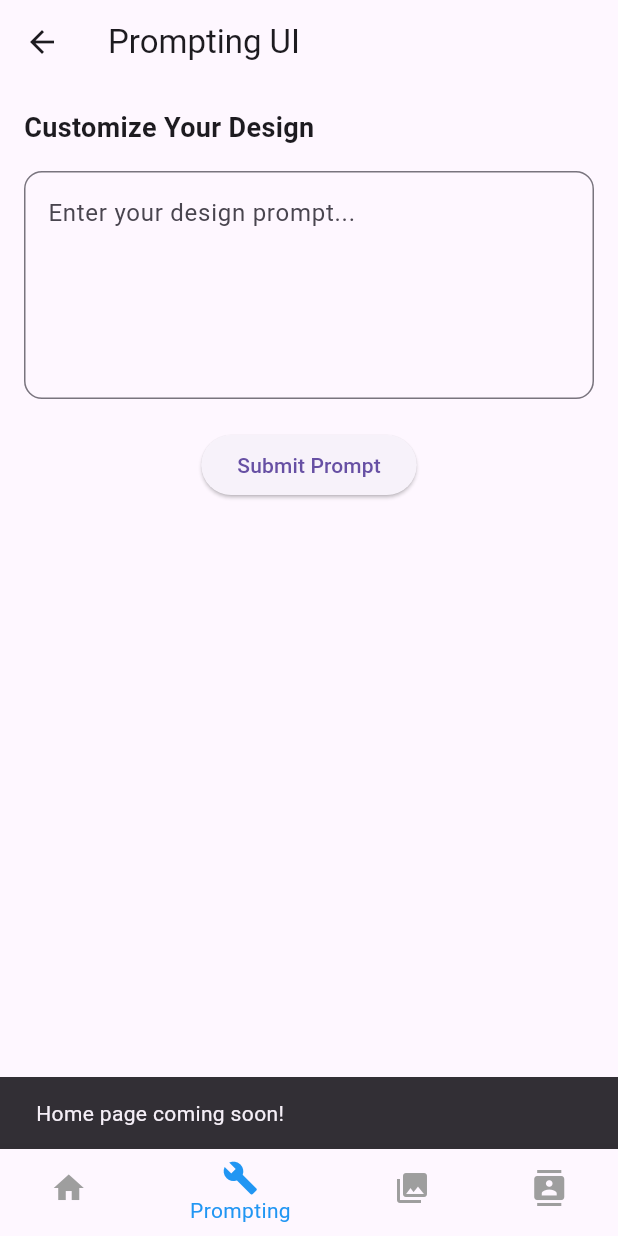
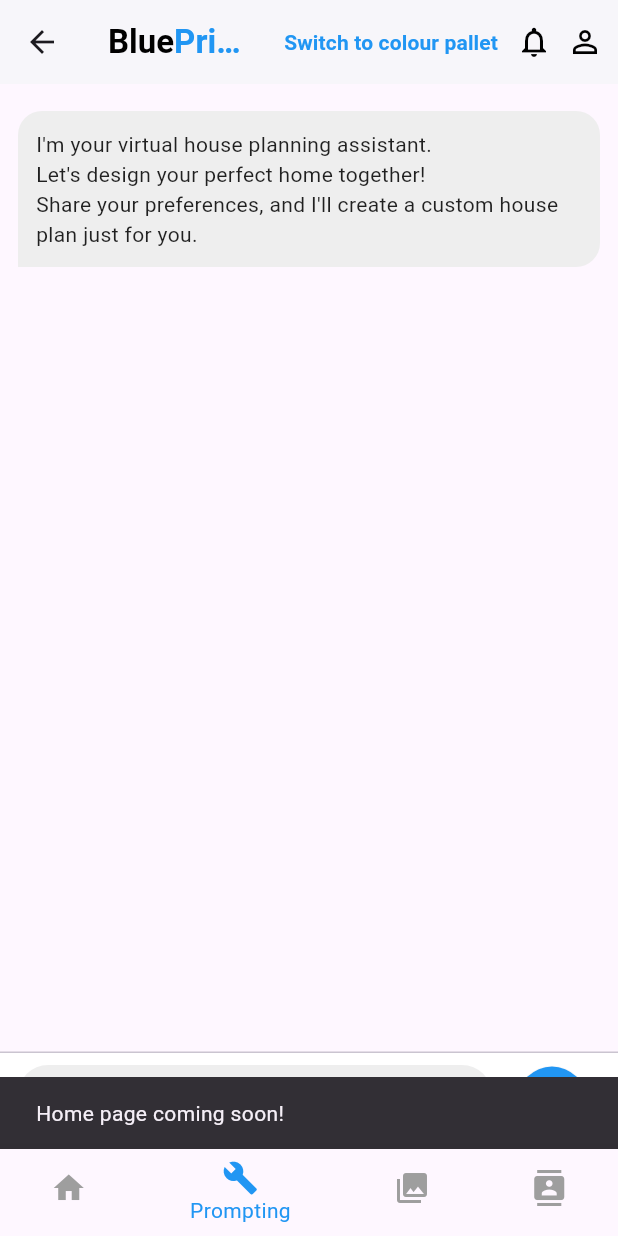
Before and after one commit to Woofy2001/ProjectBluePrint, a Flutter app: the PromptingUIPage screen opened by its route, on a phone screen of 412 x 824 dp. Run offline on Flutter 3.47's test engine with Material 3 defaults, Android fonts, the phone set to English and light mode, and no system bars.

Commit message:
updated version

```diff
--- a/project_blueprint/project_blueprint/lib/pages/prompting_ui_page.dart
+++ b/project_blueprint/project_blueprint/lib/pages/prompting_ui_page.dart
@@ -2,7 +2,7 @@ import 'package:flutter/material.dart';
 import 'custom_bottom_navigation.dart';
 
 class PromptingUIPage extends StatefulWidget {
-  final String prompt; // Prompt passed from Design Detail Page
+  final String prompt;
 
   const PromptingUIPage({super.key, required this.prompt});
 
@@ -13,59 +13,155 @@ class PromptingUIPage extends StatefulWidget {
 class _PromptingUIPageState extends State<PromptingUIPage> {
   final TextEditingController _controller = TextEditingController();
 
+  // Simulated list of chat messages
+  List<Map<String, String>> messages = [];
+
   @override
   void initState() {
     super.initState();
-    // Initialize the input field with the prompt if provided
-    _controller.text = widget.prompt;
+    // Add the initial assistant message
+    messages.add({
+      "role": "assistant",
+      "content":
+          "I'm your virtual house planning assistant.\nLet's design your perfect home together!\nShare your preferences, and I'll create a custom house plan just for you."
+    });
+    // Add the prompt passed from the previous screen
+    if (widget.prompt.isNotEmpty) {
+      messages.add({"role": "user", "content": widget.prompt});
+    }
+  }
+
+  void _sendMessage() {
+    final text = _controller.text.trim();
+    if (text.isEmpty) return;
+
+    setState(() {
+      // Add user's message to chat
+      messages.add({"role": "user", "content": text});
+
+      // Clear input
+      _controller.clear();
+
+      // Simulate assistant's response
+      messages.add({
+        "role": "assistant",
+        "content":
+            "Thank you for your input! Here's an updated design suggestion:\n$text"
+      });
+    });
   }
 
   @override
   Widget build(BuildContext context) {
     return CustomBottomNavigation(
-      currentIndex: 1, // Active tab: UI Prompting
+      currentIndex: 1, // Active tab: Prompting UI
       child: Scaffold(
         appBar: AppBar(
-          title: const Text('Prompting UI'),
+          backgroundColor: Colors.white,
+          elevation: 1,
+          title: const Text.rich(
+            TextSpan(
+              text: 'Blue',
+              style:
+                  TextStyle(color: Colors.black, fontWeight: FontWeight.bold),
+              children: [
+                TextSpan(text: 'Print', style: TextStyle(color: Colors.blue))
+              ],
             ),
-        body: Padding(
-          padding: const EdgeInsets.all(16.0),
-          child: Column(
-            crossAxisAlignment: CrossAxisAlignment.start,
+          ),
+          actions: [
+            TextButton(
+              onPressed: () {},
+              child: const Text(
+                "Switch to colour pallet",
+                style:
+                    TextStyle(color: Colors.blue, fontWeight: FontWeight.bold),
+              ),
+            ),
+            const Icon(Icons.notifications_none, color: Colors.black),
+            const SizedBox(width: 10),
+            const Icon(Icons.person_outline, color: Colors.black),
+            const SizedBox(width: 10),
+          ],
+        ),
+        body: Column(
           children: [
-              const Text(
-                'Customize Your Design',
-                style: TextStyle(fontSize: 18, fontWeight: FontWeight.bold),
+            Expanded(
+              child: ListView.builder(
+                padding: const EdgeInsets.all(12.0),
+                itemCount: messages.length,
+                itemBuilder: (context, index) {
+                  final message = messages[index];
+                  final isUser = message["role"] == "user";
+
+                  return Align(
+                    alignment:
+                        isUser ? Alignment.centerRight : Alignment.centerLeft,
+                    child: Container(
+                      margin: const EdgeInsets.symmetric(vertical: 6.0),
+                      padding: const EdgeInsets.all(12.0),
+                      decoration: BoxDecoration(
+                        color: isUser
+                            ? Colors.blue.shade100
+                            : Colors.grey.shade200,
+                        borderRadius: BorderRadius.only(
+                          topLeft: const Radius.circular(16),
+                          topRight: const Radius.circular(16),
+                          bottomLeft:
+                              isUser ? const Radius.circular(16) : Radius.zero,
+                          bottomRight:
+                              isUser ? Radius.zero : const Radius.circular(16),
                         ),
-              const SizedBox(height: 16),
-              // Input Field to Edit Prompt
-              TextField(
+                      ),
+                      child: Text(
+                        message["content"]!,
+                        style: const TextStyle(
+                            fontSize: 14, color: Colors.black87),
+                      ),
+                    ),
+                  );
+                },
+              ),
+            ),
+            const Divider(height: 1),
+            Container(
+              padding:
+                  const EdgeInsets.symmetric(horizontal: 12.0, vertical: 8.0),
+              color: Colors.white,
+              child: Row(
+                children: [
+                  Expanded(
+                    child: TextField(
                       controller: _controller,
-                maxLines: 5,
                       decoration: InputDecoration(
-                  hintText: "Enter your design prompt...",
+                        hintText: "Send a message...",
                         border: OutlineInputBorder(
-                    borderRadius: BorderRadius.circular(12.0),
+                          borderRadius: BorderRadius.circular(20),
+                          borderSide: BorderSide.none,
+                        ),
+                        filled: true,
+                        fillColor: Colors.grey.shade200,
+                        contentPadding: const EdgeInsets.symmetric(
+                            vertical: 10.0, horizontal: 16.0),
                       ),
                     ),
                   ),
-              const SizedBox(height: 20),
-              Center(
-                child: ElevatedButton(
-                  onPressed: () {
-                    // Handle what happens after editing the prompt
-                    final updatedPrompt = _controller.text.trim();
-                    ScaffoldMessenger.of(context).showSnackBar(
-                      SnackBar(content: Text('Prompt Saved: $updatedPrompt')),
-                    );
-                  },
-                  child: const Text("Submit Prompt"),
+                  const SizedBox(width: 8),
+                  ElevatedButton(
+                    style: ElevatedButton.styleFrom(
+                      shape: const CircleBorder(),
+                      backgroundColor: Colors.blue,
+                      padding: const EdgeInsets.all(14),
+                    ),
+                    onPressed: _sendMessage,
+                    child: const Icon(Icons.send, color: Colors.white),
+                  ),
+                ],
               ),
             ),
           ],
         ),
       ),
-      ),
     );
   }
 }
--- a/project_blueprint/project_blueprint/pubspec.yaml
+++ b/project_blueprint/project_blueprint/pubspec.yaml
@@ -57,3 +57,4 @@ flutter:
     - assets/user_avatar.png
     - assets/design1.jpg
     - assets/design2.jpg
+    - assets/floorplan.png
```
Also changed, not shown: project_blueprint/project_blueprint/assets/floorplan.png (added). Lines whose indentation alone changed are shown as unchanged.
